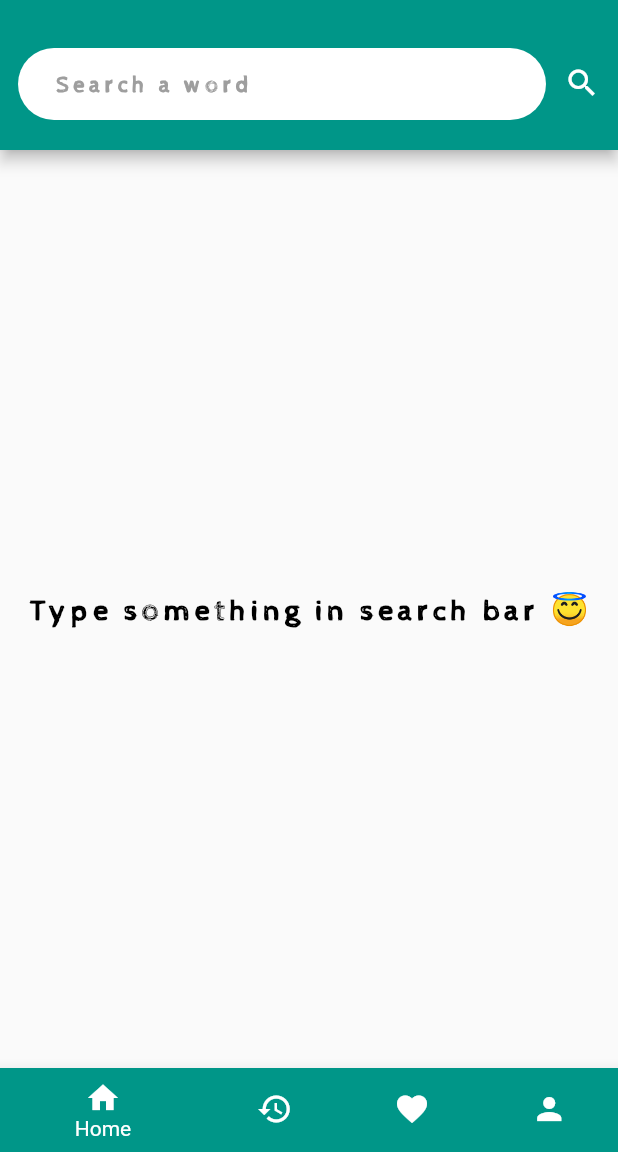
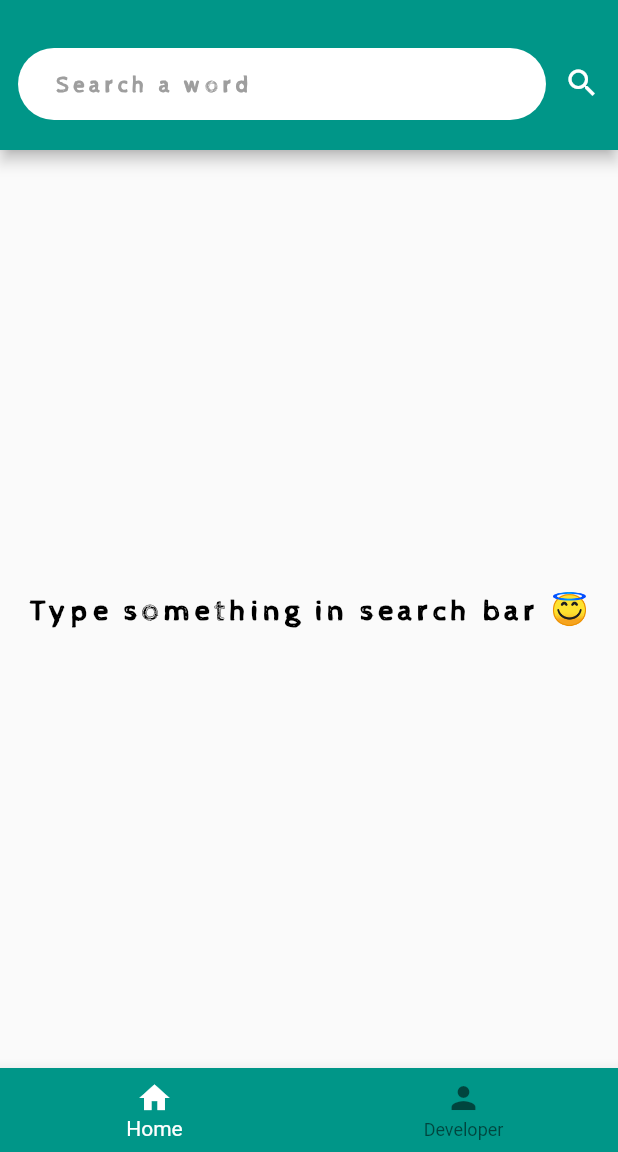
Before and after one commit to kmranrg/wicktionary, a Flutter app: the MyHomePage screen opened directly, on a phone screen of 412 x 824 dp, the part 84-1236 px from its top. Run offline on Flutter 3.47's test engine with Material 2 defaults, Android fonts, the phone set to English and light mode, and no system bars; our stand-ins replace avatar_glow.

Commit message:
removed history and favorites tab

```diff
--- a/lib/constants.dart
+++ b/lib/constants.dart
@@ -1,6 +1,6 @@
 import 'package:flutter/material.dart';
 
-final myBoldTextStyle = TextStyle(
+var myBoldTextStyle = TextStyle(
   fontSize: 35.0,
   fontWeight: FontWeight.bold,
   color: Colors.white,
@@ -9,7 +9,7 @@ final myBoldTextStyle = TextStyle(
   letterSpacing: 3,
 );
 
-final myRegularTextStyle = TextStyle(
+var myRegularTextStyle = TextStyle(
   fontSize: 15.0,
   fontWeight: FontWeight.bold,
   color: Colors.black,
--- a/lib/home_page.dart
+++ b/lib/home_page.dart
@@ -1,5 +1,6 @@
 import 'package:flutter/cupertino.dart';
 import 'package:flutter/material.dart';
+import 'package:wicktionary/widgets/developer_tab.dart';
 import 'package:wicktionary/widgets/home_tab.dart';
 
 class MyHomePage extends StatefulWidget {
@@ -12,15 +13,7 @@ class _MyHomePageState extends State<MyHomePage> {
 
   var tabs = [
     HomeTab(),
-    Center(
-      child: Text("History"),
-    ),
-    Center(
-      child: Text("Favorites"),
-    ),
-    Center(
-      child: Text("Developer"),
-    ),
+    DeveloperTab(),
   ];
 
   @override
@@ -28,27 +21,17 @@ class _MyHomePageState extends State<MyHomePage> {
     return Scaffold(
       body: tabs[_currentIndex],
       bottomNavigationBar: BottomNavigationBar(
+        backgroundColor: Colors.teal,
+        selectedItemColor: Colors.white,
         currentIndex: _currentIndex,
         items: [
           BottomNavigationBarItem(
             icon: Icon(Icons.home),
             label: "Home",
-            backgroundColor: Colors.teal,
-          ),
-          BottomNavigationBarItem(
-            icon: Icon(Icons.history),
-            label: "History",
-            backgroundColor: Colors.teal,
-          ),
-          BottomNavigationBarItem(
-            icon: Icon(Icons.favorite),
-            label: "Favorites",
-            backgroundColor: Colors.teal,
           ),
           BottomNavigationBarItem(
             icon: Icon(Icons.person),
             label: "Developer",
-            backgroundColor: Colors.teal,
           ),
         ],
         onTap: (index) {
--- a/lib/main.dart
+++ b/lib/main.dart
@@ -1,6 +1,7 @@
 import 'package:avatar_glow/avatar_glow.dart';
 import 'package:flutter/material.dart';
 import 'package:flutter/services.dart';
+import 'constants.dart';
 import 'home_page.dart';
 
 void main() {
@@ -31,24 +32,6 @@ class IntroScreen extends StatefulWidget {
 
 class _IntroScreenState extends State<IntroScreen>
     with SingleTickerProviderStateMixin {
-  var myBoldTextStyle = TextStyle(
-    fontSize: 50.0,
-    fontWeight: FontWeight.bold,
-    color: Colors.white,
-    decoration: TextDecoration.none,
-    fontFamily: 'Cabin Sketch Bold',
-    letterSpacing: 3,
-  );
-
-  var myRegularTextStyle = TextStyle(
-    fontSize: 17.0,
-    fontWeight: FontWeight.bold,
-    color: Colors.black,
-    decoration: TextDecoration.none,
-    fontFamily: 'Cabin Sketch Regular',
-    letterSpacing: 3,
-  );
-
   @override
   Widget build(BuildContext context) {
     return MaterialApp(
--- a/lib/widgets/developer_tab.dart
+++ b/lib/widgets/developer_tab.dart
@@ -1,6 +1,11 @@
 import 'package:flutter/material.dart';
 
-class DeveloperTab extends StatelessWidget {
+class DeveloperTab extends StatefulWidget {
+  @override
+  _DeveloperTabState createState() => _DeveloperTabState();
+}
+
+class _DeveloperTabState extends State<DeveloperTab> {
   @override
   Widget build(BuildContext context) {
     return Container();
--- a/lib/widgets/favorites_tab.dart
+++ /dev/null
@@ -1,8 +0,0 @@
-import 'package:flutter/material.dart';
-
-class FavoritesTab extends StatelessWidget {
-  @override
-  Widget build(BuildContext context) {
-    return Container();
-  }
-}
--- a/lib/widgets/history_tab.dart
+++ /dev/null
@@ -1,8 +0,0 @@
-import 'package:flutter/material.dart';
-
-class HistoryTab extends StatelessWidget {
-  @override
-  Widget build(BuildContext context) {
-    return Container();
-  }
-}
```
